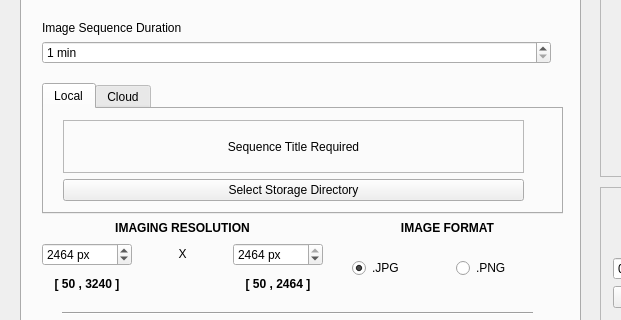
The window that _ui/FlashLapse_CP.ui (CoSE-Jerry/Flashlapse_NEO) describes before a commit, drawn with Qt 5; both pictures show x 0 to 621 and y 223 to 543 of the 1000 by 670 pixel window.
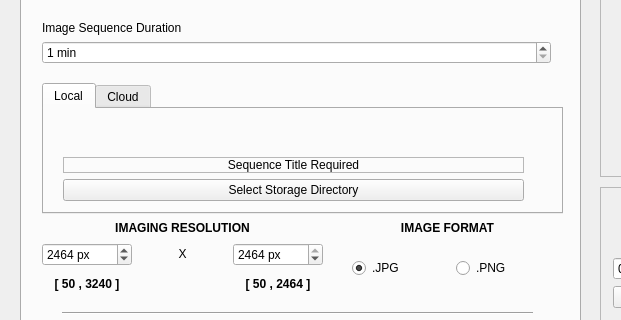
The same window after the commit. The open tabs and pages were chosen to show the change. Icons and pictures are not drawn.

The edit to the form file:
```diff
--- a/_ui/FlashLapse_CP.ui
+++ b/_ui/FlashLapse_CP.ui
@@ -1388,6 +1388,19 @@
          </rect>
         </property>
         <layout class="QVBoxLayout" name="verticalLayout_9">
+         <item>
+          <spacer name="verticalSpacer_8">
+           <property name="orientation">
+            <enum>Qt::Vertical</enum>
+           </property>
+           <property name="sizeHint" stdset="0">
+            <size>
+             <width>20</width>
+             <height>40</height>
+            </size>
+           </property>
+          </spacer>
+         </item>
          <item>
           <widget class="QLabel" name="directory_label">
            <property name="enabled">
```
Left out of the diff: 6 changed lines with no effect on the pictures.
